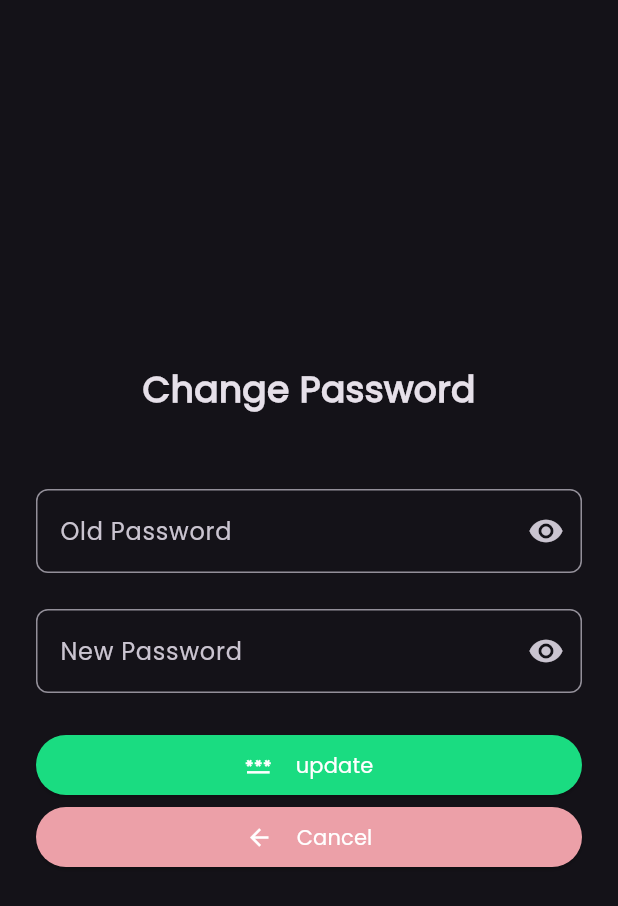
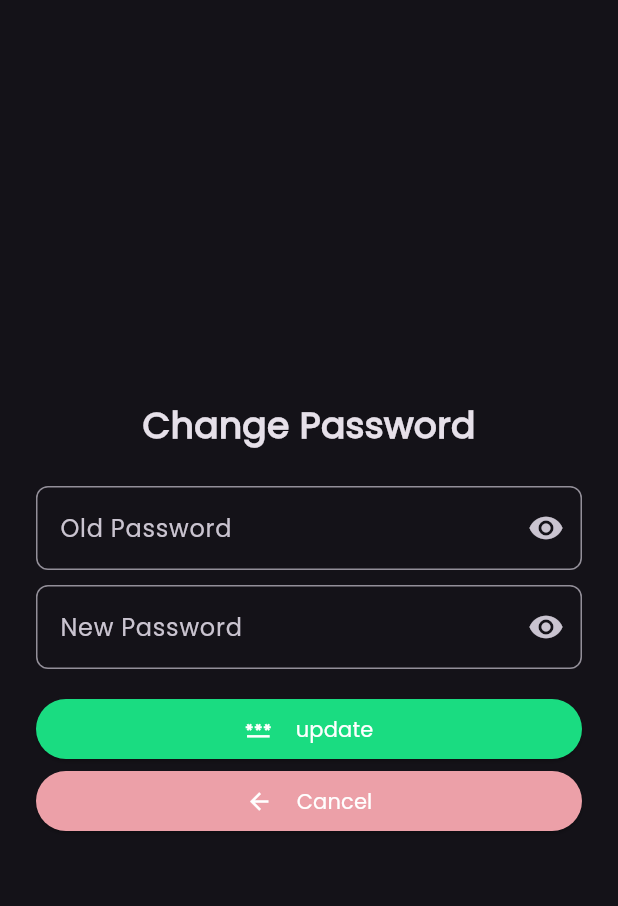
Before and after one commit to Abdulrahman-khalid97/ak_notes_app, a Flutter app: the UpdatePasswordPageBody screen opened directly, on a phone screen of 412 x 824 dp. Shown: the top 906 px of the screen. Run offline on Flutter 3.47's test engine with Material 3 defaults, Android fonts, the phone set to English and light mode, and no system bars; our stand-ins replace cloud_firestore, dartz, equatable, firebase_auth, firebase_core, firebase_storage and 6 more; missing offline and left inert: dart:ffi; accounts and stored records are empty; generated files the repository leaves out were written again.

Commit message:
fix some issues in style and design of change password  page(screen)

```diff
--- a/lib/features/auth/presentation/bodies/update_password_page_body.dart
+++ b/lib/features/auth/presentation/bodies/update_password_page_body.dart
@@ -42,7 +42,7 @@ class _UpdatePasswordPageBodyState extends State<UpdatePasswordPageBody> {
                 Center(
                   child: Text(AppLocal.loc.changePassword, style: kTitle1Style),
                 ),
-               const SizedBox(height: 50,),
+               const SizedBox(height: 24,),
                 TextFormField(
                   validator: (value){
                     String errorMessage = '';
@@ -76,13 +76,14 @@ class _UpdatePasswordPageBodyState extends State<UpdatePasswordPageBody> {
                       icon: Icon(oldPassVisibility ? Icons.visibility : Icons.visibility_off),
                     ),
                     border:  OutlineInputBorder(
+
                         borderRadius: BorderRadius.circular(8)
                     ) ,
                     hintText: AppLocal.loc.oldPassword,
 
                   ),
                 ),
-                const SizedBox(height: 24,),
+                const SizedBox(height: 10,),
                 TextFormField(
                   validator: (value){
                     String errorMessage = '';
@@ -145,7 +146,7 @@ class _UpdatePasswordPageBodyState extends State<UpdatePasswordPageBody> {
 
                   ),
                 ),
-                const SizedBox(height: 24,),
+                const SizedBox(height: 16,),
                 ElevatedButton(
                     style: ButtonStyle(
                       backgroundColor: WidgetStateProperty.all(kGreenColor),
```
